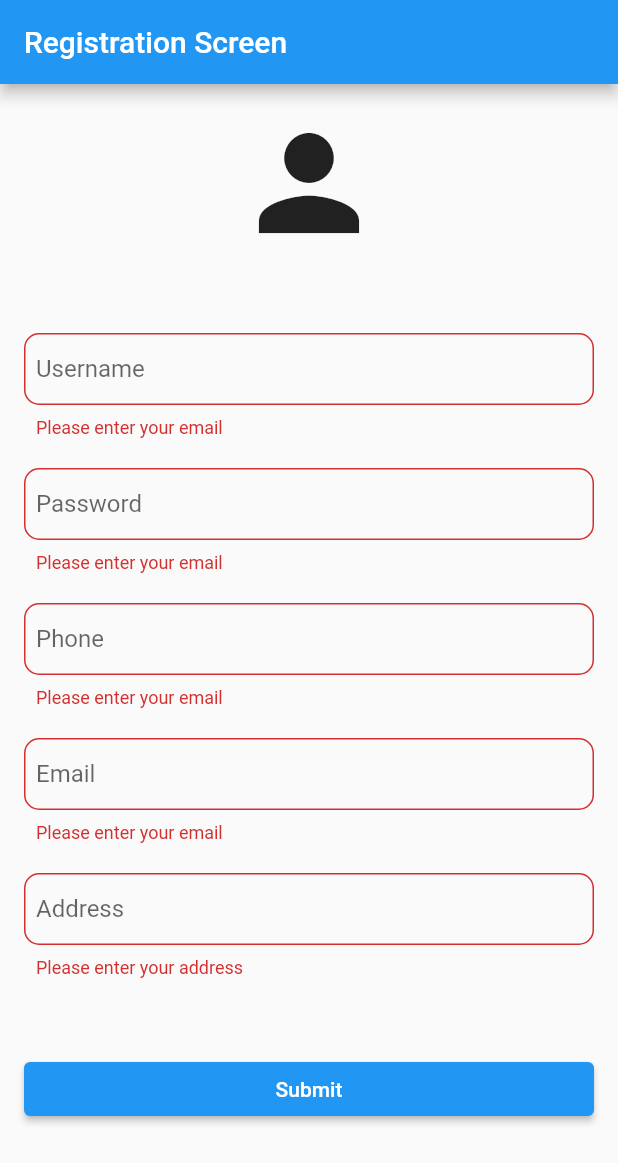
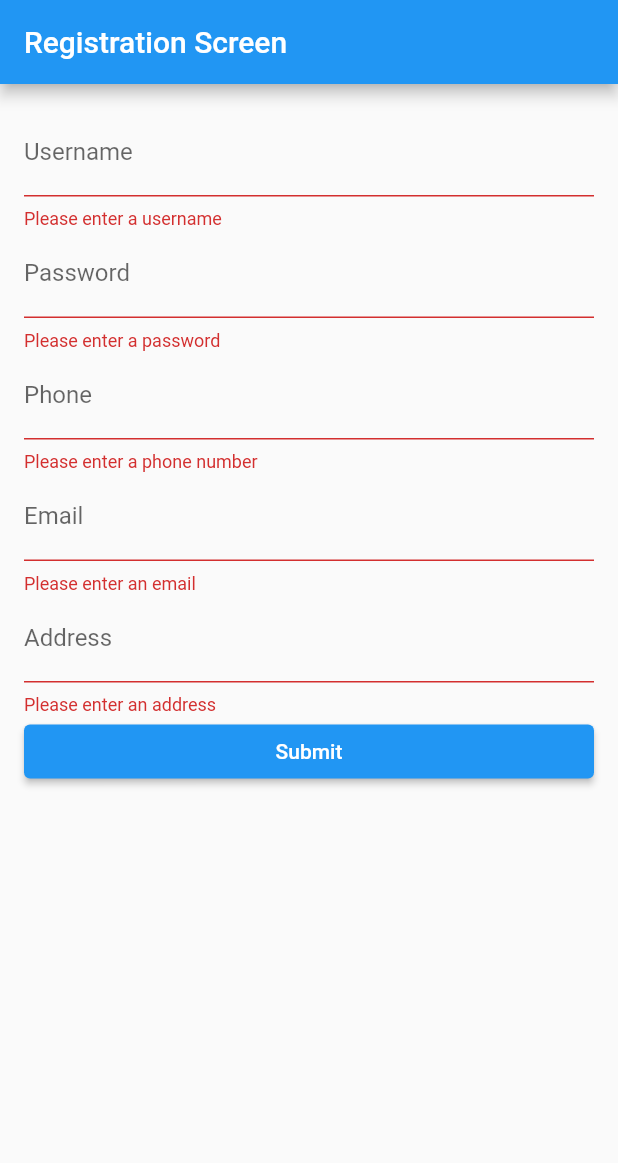
Before and after one commit to SardorEslamasov/my_lab_9_assignment, a Flutter app: the screen it shows after launch, after a tap on "Submit", on a phone screen of 412 x 824 dp. Shown: the top 1163 px of the screen. Run offline on Flutter 3.47's test engine with Material 2 defaults, Android fonts, the phone set to English and light mode, and no system bars; our stand-ins replace sqflite; accounts and stored records are empty.

```diff
--- a/lib/main.dart
+++ b/lib/main.dart
@@ -1,13 +1,25 @@
 import 'package:flutter/material.dart';
 import 'registration_screen.dart';
+import 'MainScreen.dart';
 
 void main() {
-  runApp(MaterialApp(
-    home: Scaffold(
-      appBar: AppBar(
-        title: const Text('Registration Screen'),
+  runApp(MyApp());
+}
+
+class MyApp extends StatelessWidget {
+  @override
+  Widget build(BuildContext context) {
+    return MaterialApp(
+      title: 'Your App Title',
+      theme: ThemeData(
+        primarySwatch: Colors.blue,
+        visualDensity: VisualDensity.adaptivePlatformDensity,
       ),
-      body: const RegistrationScreen(),
-    ),
-  ));
+      initialRoute: '/',
+      routes: {
+        '/': (context) => RegistrationScreen(),
+        '/main': (context) => MainScreen(),
+      },
+    );
+  }
 }
--- a/lib/registration_screen.dart
+++ b/lib/registration_screen.dart
@@ -1,9 +1,8 @@
 import 'package:flutter/material.dart';
 import 'db_helper.dart';
 
-
 class RegistrationScreen extends StatefulWidget {
-  const RegistrationScreen({super.key});
+  const RegistrationScreen({Key? key}) : super(key: key);
 
   @override
   _RegistrationScreenState createState() => _RegistrationScreenState();
@@ -17,110 +16,74 @@ class _RegistrationScreenState extends State<RegistrationScreen> {
   final _emailController = TextEditingController();
   final _addressController = TextEditingController();
 
-
+  final DBHelper dbHelper = DBHelper();
 
   @override
   Widget build(BuildContext context) {
-    return Form(
+    return Scaffold(
+      appBar: AppBar(
+        title: const Text('Registration Screen'),
+      ),
+      body: Padding(
+        padding: const EdgeInsets.all(16.0),
+        child: Form(
           key: _formKey,
-      child: Padding(
-        padding: const EdgeInsets.all(16.0),
-        child: Column(
+          child: ListView(
             children: <Widget>[
-            const Center(
-              child: Icon(
-                Icons.person, // Change this to your preferred icon
-                size: 100, // Change this to your preferred size
-              ),
-            ),
-            const SizedBox(height: 50,),
               TextFormField(
                 controller: _usernameController,
-              decoration: InputDecoration(
-                  contentPadding: const EdgeInsets.all(8), // Padding of 8
-                  border: OutlineInputBorder(
-                    borderRadius: BorderRadius.circular(10), // Rounded borders
-                  ),
-                  labelText: 'Username'),
-              validator: (String? value) {
-                if (value == null || value.isEmpty) {
-                  return 'Please enter your email';
+                decoration: InputDecoration(labelText: 'Username'),
+                validator: (value) {
+                  if (value!.isEmpty) {
+                    return 'Please enter a username';
                   }
                   return null;
                 },
               ),
-            const SizedBox(height: 20,),
               TextFormField(
                 controller: _passwordController,
-              decoration: InputDecoration(
-                  contentPadding: const EdgeInsets.all(8), // Padding of 8
-                  border: OutlineInputBorder(
-                    borderRadius: BorderRadius.circular(10), // Rounded borders
-                  ),
-                  labelText: 'Password'),
+                decoration: InputDecoration(labelText: 'Password'),
                 obscureText: true,
-              validator: (String? value) {
-                if (value == null || value.isEmpty) {
-                  return 'Please enter your email';
+                validator: (value) {
+                  if (value!.isEmpty) {
+                    return 'Please enter a password';
                   }
                   return null;
                 },
               ),
-            const SizedBox(height: 20,),
               TextFormField(
                 controller: _phoneController,
-              decoration: InputDecoration(
-                  contentPadding: const EdgeInsets.all(8), // Padding of 8
-                  border: OutlineInputBorder(
-                    borderRadius: BorderRadius.circular(10), // Rounded borders
-                  ),
-                  labelText: 'Phone'),
-              validator: (String? value) {
-                if (value == null || value.isEmpty) {
-                  return 'Please enter your email';
+                decoration: InputDecoration(labelText: 'Phone'),
+                validator: (value) {
+                  if (value!.isEmpty) {
+                    return 'Please enter a phone number';
                   }
                   return null;
                 },
               ),
-            const SizedBox(height: 20,),
               TextFormField(
                 controller: _emailController,
-              decoration: InputDecoration(
-                  contentPadding: const EdgeInsets.all(8), // Padding of 8
-                  border: OutlineInputBorder(
-                    borderRadius: BorderRadius.circular(10), // Rounded borders
-                  ),
-                  labelText: 'Email'),
-              validator: (String? value) {
-                if (value == null || value.isEmpty) {
-                  return 'Please enter your email';
+                decoration: InputDecoration(labelText: 'Email'),
+                validator: (value) {
+                  if (value!.isEmpty) {
+                    return 'Please enter an email';
                   }
                   return null;
                 },
               ),
-            const SizedBox(height: 20,),
               TextFormField(
                 controller: _addressController,
-              decoration: InputDecoration(
-                  contentPadding: const EdgeInsets.all(8), // Padding of 8
-                  border: OutlineInputBorder(
-                    borderRadius: BorderRadius.circular(10), // Rounded borders
-                  ),
-                  labelText: 'Address'),
+                decoration: InputDecoration(labelText: 'Address'),
                 validator: (value) {
                   if (value!.isEmpty) {
-                  return 'Please enter your address';
+                    return 'Please enter an address';
                   }
                   return null;
                 },
               ),
-            const SizedBox(height: 50,),
-            SizedBox(
-              width: double.infinity,
-              child: ElevatedButton(
+              ElevatedButton(
                 onPressed: () async {
                   if (_formKey.currentState!.validate()) {
-                    // Create a User object from the input data
                     User user = User(
                       null,
                       _usernameController.text,
@@ -130,20 +93,20 @@ class _RegistrationScreenState extends State<RegistrationScreen> {
                       _addressController.text,
                     );
 
-                    // Save the user data to the database
-                    DBHelper dbHelper = DBHelper();
                     await dbHelper.saveUser(user);
 
-                    // Show a success message
-                    ScaffoldMessenger.of(context).showSnackBar(const SnackBar(content: Text('User data saved')));
-                    await dbHelper.test_read('user.db');
+                    ScaffoldMessenger.of(context).showSnackBar(const SnackBar(
+                      content: Text('User data saved'),
+                    ));
+
+                    print('Navigating to MainScreen...');
+                    Navigator.pushReplacementNamed(context, '/main');
                   }
                 },
                 child: const Text('Submit'),
               ),
+            ],
           ),
-
-          ],
         ),
       ),
     );
```
Also changed, not shown: lib/MainScreen.dart (added, +53 -0 lines), lib/db_helper.dart (+27 -16 lines). Lines whose indentation alone changed are shown as unchanged.
